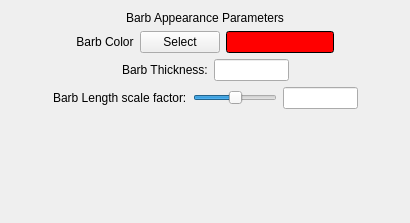
First picture: the form in apps/vaporgui/guis/ui/barbAppearance.ui, repository yyr/vapor, before the edit.
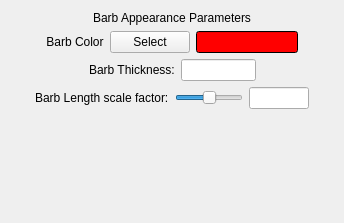
Second picture: the form after the edit.

```diff
--- a/apps/vaporgui/guis/ui/barbAppearance.ui
+++ b/apps/vaporgui/guis/ui/barbAppearance.ui
@@ -6,7 +6,7 @@
    <rect>
     <x>0</x>
     <y>0</y>
-    <width>410</width>
+    <width>344</width>
     <height>223</height>
    </rect>
   </property>
```
